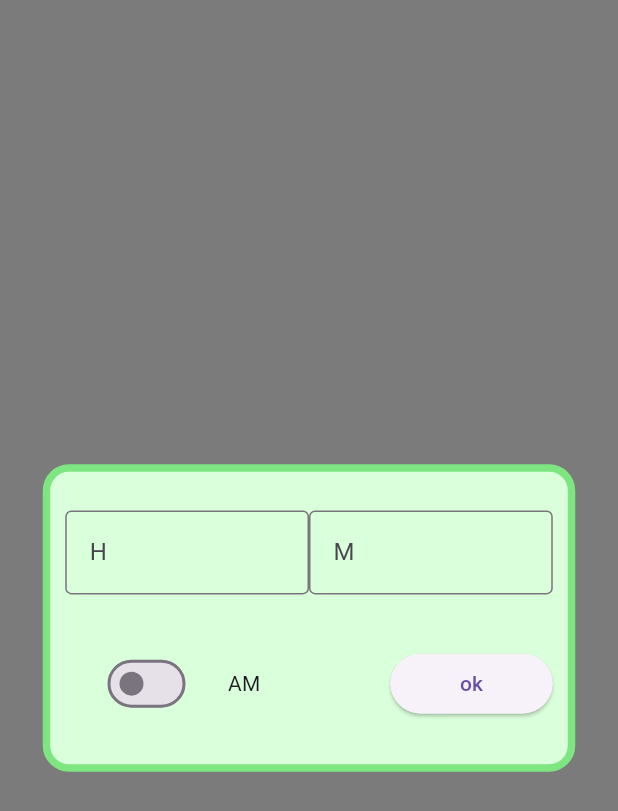
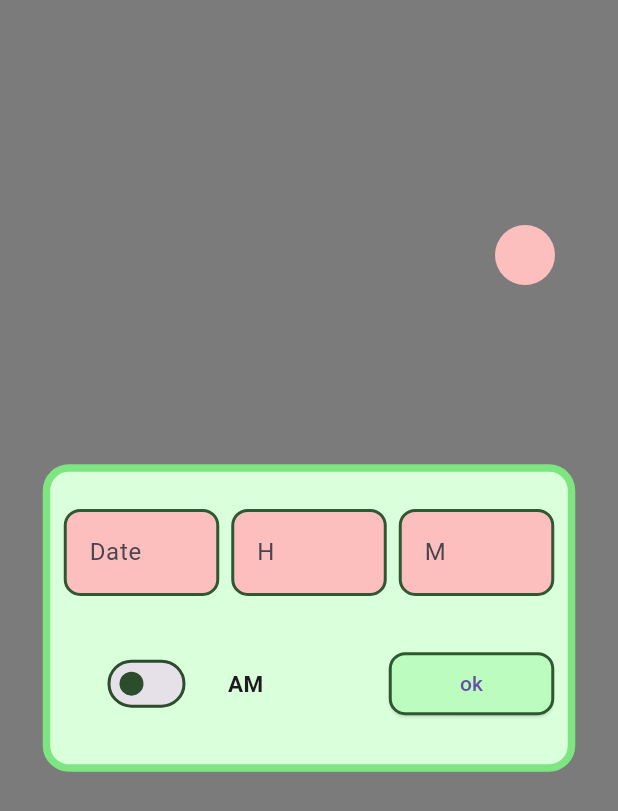
Before and after one commit to SandyCooper/flutter-remainder_app, a Flutter app: the OverlatTimeContainer screen opened directly, after a tap on "ok", on a phone screen of 412 x 824 dp. Shown: the top 811 px of the screen. Run offline on Flutter 3.47's test engine with Material 3 defaults, Android fonts, the phone set to English and light mode, and no system bars; our stand-ins replace flutter_local_notifications, flutter_riverpod, timezone.

Commit message:
change the overlay UI, change schedule mechanism

```diff
--- a/lib/data/functions.dart
+++ b/lib/data/functions.dart
@@ -30,3 +30,4 @@ String minute = "";
 String ampm = "";
 bool isSwitched = false;
 int counti = 0;
+String daate = "0";
--- a/lib/widget/overlay_time_container.dart
+++ b/lib/widget/overlay_time_container.dart
@@ -1,6 +1,7 @@
 import 'package:flutter/material.dart';
 import 'package:flutter_remainder_app/data/functions.dart';
 import 'package:flutter_remainder_app/data/styles.dart';
+import 'package:flutter_remainder_app/widget/textfield_overlay2.dart';
 
 class OverlatTimeContainer extends StatefulWidget {
   const OverlatTimeContainer({super.key});
@@ -14,13 +15,17 @@ class OverlatTimeContainer extends StatefulWidget {
 class _OverlatTimeContainerState extends State<OverlatTimeContainer> {
   TextEditingController hoursController = TextEditingController();
   TextEditingController minutesController = TextEditingController();
+  TextEditingController dateController = TextEditingController();
 
-
+  bool errorDate = false;
+  bool errorHour = false;
+  bool errorMinute = false;
 
   @override
   void dispose() {
     hoursController.dispose();
     minutesController.dispose();
+    dateController.dispose();
     super.dispose();
   }
 
@@ -44,23 +49,33 @@ class _OverlatTimeContainerState extends State<OverlatTimeContainer> {
           Expanded(
             child: Row(children: [
               Expanded(
-                child: TextField(
-                  controller: hoursController,
-                  keyboardType: TextInputType.number,
-                  decoration: const InputDecoration(
-                    border: OutlineInputBorder(),
-                    hintText: "H",
+                child: Overlay2TextField(
+                  controller: dateController,
+                  borderSide: borderSide,
+                  hintText: "Date",
+                  error: errorDate,
                 ),
               ),
+              const SizedBox(
+                width: 10,
               ),
               Expanded(
-                child: TextField(
+                child: Overlay2TextField(
+                  controller: hoursController,
+                  borderSide: borderSide,
+                  hintText: "H",
+                  error: errorHour,
+                ),
+              ),
+              const SizedBox(
+                width: 10,
+              ),
+              Expanded(
+                child: Overlay2TextField(
                   controller: minutesController,
-                  keyboardType: TextInputType.number,
-                  decoration: const InputDecoration(
-                    border: OutlineInputBorder(),
+                  borderSide: borderSide,
                   hintText: "M",
-                  ),
+                  error: errorMinute,
                 ),
               ),
             ]),
@@ -70,6 +85,13 @@ class _OverlatTimeContainerState extends State<OverlatTimeContainer> {
               children: [
                 Expanded(
                     child: Switch(
+                        activeColor: const Color.fromARGB(255, 65, 119, 67),
+                        inactiveThumbColor:
+                            const Color.fromARGB(255, 43, 77, 44),
+                        trackOutlineColor: MaterialStateProperty.all(
+                          const Color.fromARGB(255, 43, 77, 44),
+                        ),
+                        // inactiveTrackColor: Color.fromARGB(255, 43, 77, 44),
                         value: isSwitched,
                         onChanged: (value) {
                           setState(() {
@@ -77,17 +99,51 @@ class _OverlatTimeContainerState extends State<OverlatTimeContainer> {
                           });
                         })),
                 Expanded(
-                    child: Container(
-                  child: Text(isSwitched ? "PM" : "AM"),
-                )),
+                  child: Text(
+                    isSwitched ? "PM" : "AM",
+                    style: const TextStyle(
+                      fontSize: 15,
+                      fontWeight: FontWeight.bold,
+                    ),
+                  ),
+                ),
                 Expanded(
                   child: ElevatedButton(
+                    style: ButtonStyle(
+                      backgroundColor: MaterialStateProperty.all(
+                        const Color.fromARGB(255, 189, 252, 191),
+                      ),
+                      shape: MaterialStateProperty.all<RoundedRectangleBorder>(
+                        RoundedRectangleBorder(
+                          side: borderSide.copyWith(
+                              width: 2,
+                              color: const Color.fromARGB(255, 47, 87, 48)),
+                          borderRadius: BorderRadius.circular(10),
+                        ),
+                      ),
+                    ),
                     onPressed: () {
+                      if (hoursController.text.isNotEmpty &&
+                          minutesController.text.isNotEmpty &&
+                          dateController.text.isNotEmpty) {
                         Functions.overlayEntry2.remove();
                         hours = hoursController.text;
                         minute = minutesController.text;
+                        daate = dateController.text;
                         ampm = isSwitched ? "PM" : "AM";
                         Functions.showOverlay(context);
+                      } else {
+                        // Functions.overlayEntry2.remove();
+                        // Functions.showOverlay(context);
+                        setState(() {
+                          errorDate =
+                              dateController.text.isEmpty ? true : false;
+                          errorHour =
+                              hoursController.text.isEmpty ? true : false;
+                          errorMinute =
+                              minutesController.text.isEmpty ? true : false;
+                        });
+                      }
                     },
                     child: const Text("ok"),
                   ),
@@ -104,9 +160,24 @@ class _OverlatTimeContainerState extends State<OverlatTimeContainer> {
   Widget build(context) {
     return Scaffold(
       backgroundColor: const Color.fromARGB(132, 0, 0, 0),
-      body: Center(
+      body: Stack(children: [
+        Positioned(
+          top: 150,
+          left: 330,
+          child: GestureDetector(
+            onTap: () {
+              Functions.overlayEntry2.remove();
+              Functions.showOverlay(context);
+            },
+            child: const CircleAvatar(
+              backgroundColor: Color.fromARGB(255, 252, 191, 189),
+            ),
+          ),
+        ),
+        Center(
           child: timeContainer(),
         ),
+      ]),
     );
   }
 }
--- /dev/null
+++ b/lib/widget/textfield_overlay2.dart
@@ -0,0 +1,54 @@
+import 'package:flutter/material.dart';
+
+class Overlay2TextField extends StatefulWidget {
+  const Overlay2TextField({
+    super.key,
+    required this.controller,
+    required this.borderSide,
+    required this.hintText,
+    required this.error,
+  });
+
+  final TextEditingController controller;
+  final BorderSide borderSide;
+  final String hintText;
+  final bool error;
+
+  @override
+  State<Overlay2TextField> createState() {
+    return _Overlay2TextFieldState();
+  }
+}
+
+class _Overlay2TextFieldState extends State<Overlay2TextField> {
+  bool errorSet = true;
+  @override
+  Widget build(context) {
+    return TextField(
+      controller: widget.controller,
+      onChanged: (value) {
+        setState(() {
+          errorSet = false;
+        });
+      },
+      keyboardType: TextInputType.number,
+      decoration: InputDecoration(
+        filled: true,
+        fillColor: widget.error && errorSet
+            ? const Color.fromARGB(255, 252, 191, 189)
+            : const Color.fromARGB(255, 189, 252, 191),
+        enabledBorder: OutlineInputBorder(
+          borderSide: widget.borderSide
+              .copyWith(width: 2, color: const Color.fromARGB(255, 47, 87, 48)),
+          borderRadius: BorderRadius.circular(10),
+        ),
+        focusedBorder: OutlineInputBorder(
+          borderSide: widget.borderSide
+              .copyWith(color: const Color.fromARGB(255, 47, 87, 48), width: 3),
+          borderRadius: BorderRadius.circular(10),
+        ),
+        hintText: widget.hintText,
+      ),
+    );
+  }
+}
```
Also changed, not shown: lib/data/local_notification.dart (+47 -34 lines), lib/widget/overlay_set_time.dart (+83 -37 lines). Lines whose indentation alone changed are shown as unchanged.
